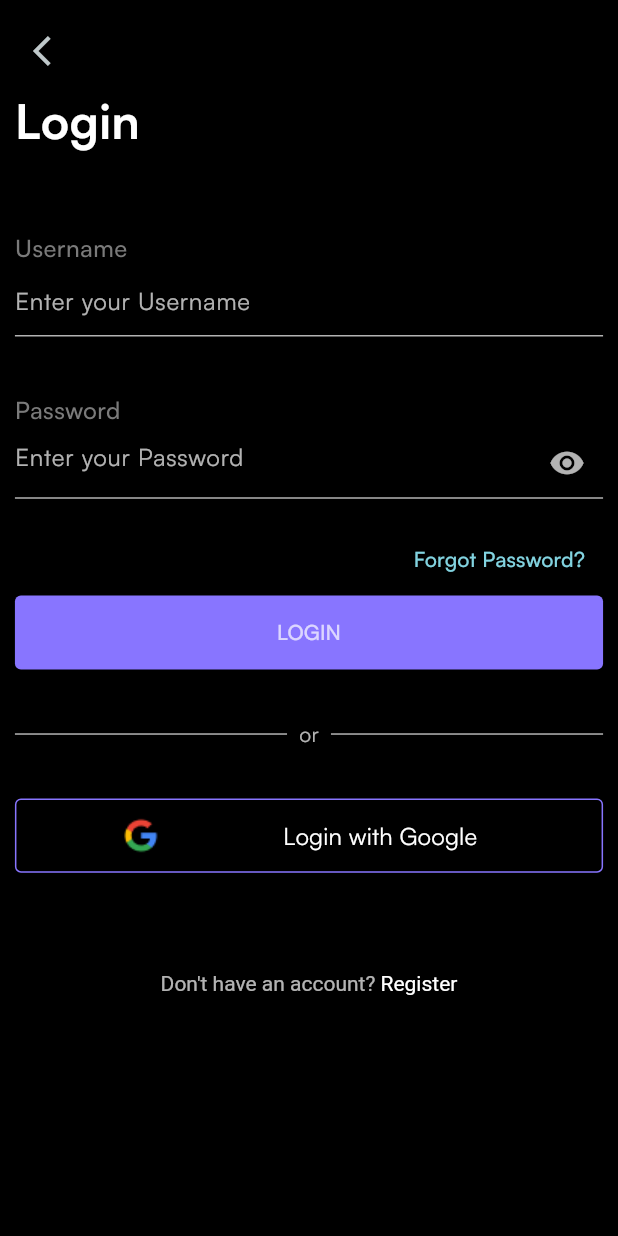
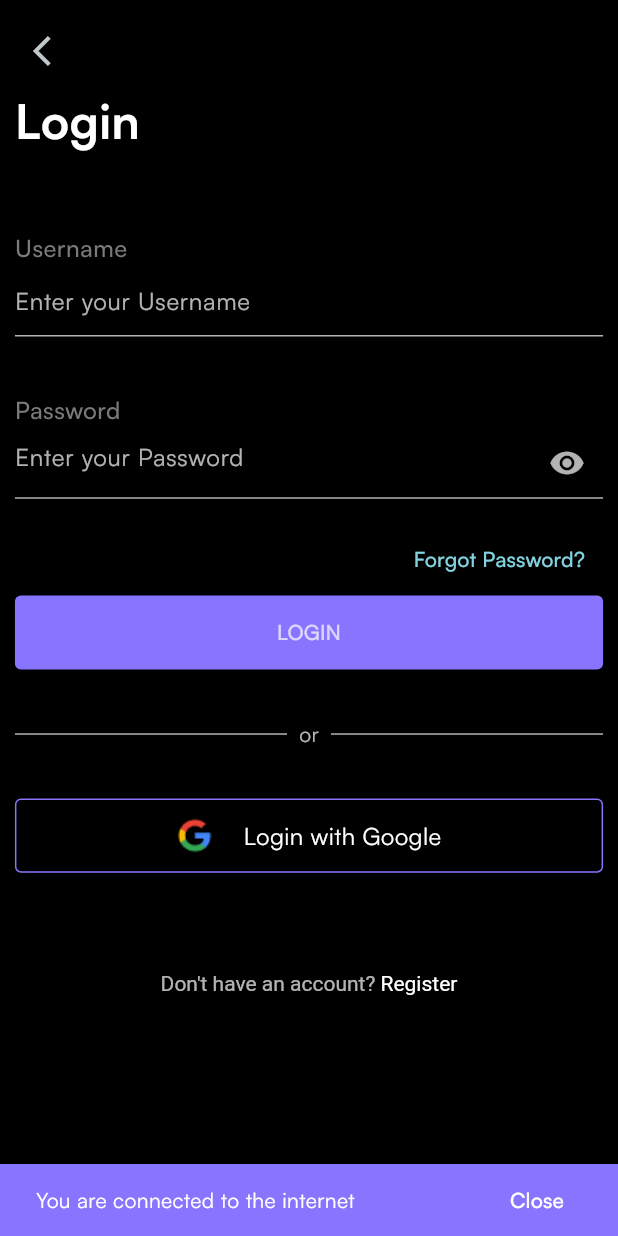
Before and after one commit to geekers-donald237/taskly, a Flutter app: the screen it shows after launch, on a phone screen of 412 x 824 dp. Run offline on Flutter 3.47's test engine with Material 3 defaults, Android fonts, the phone set to English and light mode, and no system bars; our stand-ins replace bloc, connectivity_plus, equatable, flutter_bloc, flutter_easyloading, flutter_native_splash and 2 more; missing offline and left inert: swipeable_page_route.

Commit message:
added connectivity status checker with bloc

```diff
--- a/assets/i18n/en.json
+++ b/assets/i18n/en.json
@@ -28,5 +28,8 @@
   "password_reset_email_sent": "Password reset email sent",
   "or": "or",
   "login_with_google": "Login with Google",
-  "register_with_google": "Register with Google"
+  "register_with_google": "Register with Google",
+  "close": "Close",
+  "connected_to_internet": "You are connected to the internet",
+  "lost_connection_to_internet": "You have lost connection to the internet"
 }
--- a/assets/i18n/fr.json
+++ b/assets/i18n/fr.json
@@ -28,5 +28,8 @@
   "password_reset_email_sent": "E-mail de réinitialisation du mot de passe envoyé",
   "or": "ou",
   "login_with_google": "Se connecter avec Google",
-  "register_with_google": "S'inscrire avec Google"
+  "register_with_google": "S'inscrire avec Google",
+  "close": "Fermer",
+  "connected_to_internet": "Vous êtes connecté à Internet",
+  "lost_connection_to_internet": "Vous avez perdu la connexion à Internet"
 }
--- /dev/null
+++ b/lib/core/services/notification/toast_service.dart
@@ -0,0 +1,31 @@
+import 'package:flutter/material.dart';
+
+import '../../../localization/app_localization.dart';
+
+class ToastService {
+  static final ToastService _instance = ToastService._internal();
+
+  factory ToastService() {
+    return _instance;
+  }
+
+  ToastService._internal();
+
+  void showSnackbar(BuildContext context, String message,
+      {bool isError = false}) {
+    ScaffoldMessenger.of(context).showSnackBar(
+      SnackBar(
+        content: Text(
+          message,
+          style: const TextStyle(color: Colors.white),
+        ),
+        backgroundColor: isError ? Colors.red : Theme.of(context).primaryColor,
+        action: SnackBarAction(
+          label: AppLocalizations.of(context)!.translate('close'),
+          textColor: Colors.white,
+          onPressed: () {},
+        ),
+      ),
+    );
+  }
+}
--- a/lib/main.dart
+++ b/lib/main.dart
@@ -1,13 +1,26 @@
+import 'package:flutter/material.dart';
 import 'package:flutter/material.dart';
 import 'package:flutter_bloc/flutter_bloc.dart';
+import 'package:flutter_bloc/flutter_bloc.dart';
+import 'package:flutter_easyloading/flutter_easyloading.dart';
+import 'package:flutter_localizations/flutter_localizations.dart';
 import 'package:flutter_localizations/flutter_localizations.dart';
 import 'package:flutter_native_splash/flutter_native_splash.dart';
+import 'package:flutter_native_splash/flutter_native_splash.dart';
 import 'package:flutter_sizer/flutter_sizer.dart';
-import 'package:taskly/presentation/blocs/app_bloc.dart';
+import 'package:flutter_sizer/flutter_sizer.dart';
+import 'package:provider/provider.dart';
+import 'package:taskly/presentation/blocs/app_bloc/app_bloc.dart';
+import 'package:taskly/presentation/blocs/connectivity_bloc/connectivity_bloc.dart';
+import 'package:taskly/presentation/pages/auth/login_page.dart';
 import 'package:taskly/presentation/pages/auth/login_page.dart';
 
 import 'core/generics/gen/fonts.gen.dart';
+import 'core/generics/gen/fonts.gen.dart';
 import 'core/services/app_language/app_language.dart';
+import 'core/services/app_language/app_language.dart';
+import 'core/services/network/network_service.dart';
+import 'core/services/notification/toast_service.dart';
 import 'localization/app_localization.dart';
 
 void main() async {
@@ -26,8 +39,12 @@ class MyApp extends StatelessWidget {
 
   @override
   Widget build(BuildContext context) {
-    return BlocProvider(
-      create: (context) => AppBloc(appLanguage.appLocale),
+    return MultiProvider(
+      providers: [
+        BlocProvider(
+            create: (_) => ConnectivityBloc()..add(OnConnectivityEvent())),
+        BlocProvider(create: (_) => AppBloc(appLanguage.appLocale)),
+      ],
       child: BlocBuilder<AppBloc, AppState>(
         builder: (context, state) {
           return FlutterSizer(
@@ -72,7 +89,24 @@ class MyApp extends StatelessWidget {
                   GlobalCupertinoLocalizations.delegate,
                 ],
                 themeMode: ThemeMode.dark,
-                home: const LoginPage(),
+                builder: EasyLoading.init(),
+                home: BlocListener<ConnectivityBloc, ConnectivityState>(
+                  listener: (context, state) {
+                    if (state is ConnectivitySuccessState) {
+                      ToastService().showSnackbar(
+                        context,
+                        AppLocalizations.of(context)!.translate('connected_to_internet'),
+                      );
+                    } else if (state is ConnectivityFailureState) {
+                      ToastService().showSnackbar(
+                        context,
+                        AppLocalizations.of(context)!.translate('lost_connection_to_internet'),
+                        isError: true,
+                      );
+                    }
+                  },
+                  child: const LoginPage(),
+                ),
               );
             },
           );
--- /dev/null
+++ b/lib/presentation/blocs/connectivity_bloc/connectivity_bloc.dart
@@ -0,0 +1,30 @@
+import 'dart:async';
+import 'package:connectivity_plus/connectivity_plus.dart';
+import 'package:flutter/material.dart';
+import 'package:flutter_bloc/flutter_bloc.dart';
+
+part 'connectivity_event.dart';
+part 'connectivity_state.dart';
+
+class ConnectivityBloc extends Bloc<ConnectivityEvent, ConnectivityState> {
+  StreamSubscription? subscription;
+
+  ConnectivityBloc() : super(ConnectivityInitialState()) {
+    on<OnConnectivityEvent>((event, emit) => emit(ConnectivitySuccessState()));
+    on<OnNotConnectivityEvent>((event, emit) => emit(ConnectivityFailureState()));
+
+    subscription = Connectivity().onConnectivityChanged.listen((ConnectivityResult result) {
+      if (result == ConnectivityResult.mobile || result == ConnectivityResult.wifi) {
+        add(OnConnectivityEvent());
+      } else {
+        add(OnNotConnectivityEvent());
+      }
+    });
+  }
+
+  @override
+  Future<void> close() {
+    subscription?.cancel();
+    return super.close();
+  }
+}
--- /dev/null
+++ b/lib/presentation/blocs/connectivity_bloc/connectivity_event.dart
@@ -0,0 +1,12 @@
+part of 'connectivity_bloc.dart';
+
+/// The base abstract class for different connectivity events.
+/// It is marked as immutable, indicating that its subclasses should also be immutable.
+@immutable
+abstract class ConnectivityEvent {}
+
+/// Represents an event when connectivity is established.
+class OnConnectivityEvent extends ConnectivityEvent {}
+
+/// Represents an event when connectivity is lost.
+class OnNotConnectivityEvent extends ConnectivityEvent {}
--- /dev/null
+++ b/lib/presentation/blocs/connectivity_bloc/connectivity_state.dart
@@ -0,0 +1,15 @@
+part of 'connectivity_bloc.dart';
+
+/// The base abstract class for different connectivity states.
+/// It is marked as immutable, indicating that its subclasses should also be immutable.
+@immutable
+abstract class ConnectivityState {}
+
+/// Represents the initial connectivity state.
+class ConnectivityInitialState extends ConnectivityState {}
+
+/// Represents the successful connectivity state.
+class ConnectivitySuccessState extends ConnectivityState {}
+
+/// Represents the failure connectivity state.
+class ConnectivityFailureState extends ConnectivityState {}
--- a/lib/presentation/components/buttons/login_google.dart
+++ b/lib/presentation/components/buttons/login_google.dart
@@ -16,7 +16,9 @@ class LoginGoogle extends StatelessWidget {
 
   @override
   Widget build(BuildContext context) {
-    return Container(
+    return GestureDetector(
+      onTap: onPressed,
+      child: Container(
         width: double.infinity,
         height: getHeight(6),
         decoration: BoxDecoration(
@@ -25,21 +27,25 @@ class LoginGoogle extends StatelessWidget {
           border: Border.all(color: Theme.of(context).primaryColor),
         ),
         child: Row(
-        mainAxisAlignment: MainAxisAlignment.spaceEvenly,
+          mainAxisAlignment: MainAxisAlignment.center,
           children: [
             Assets.images.google.image(),
-          TextButton(
-            onPressed: onPressed,
-            child: Center(
+            SizedBox(
+              width: getWidth(5),
+            ),
+            Center(
               child: Text(
                 titleText,
                 overflow: TextOverflow.ellipsis,
-                style: TextStyle(color: Theme.of(context).colorScheme.surface, fontSize: 16.dp , fontWeight: FontWeight.w400),
-              ),
+                style: TextStyle(
+                    color: Theme.of(context).colorScheme.surface,
+                    fontSize: 16.dp,
+                    fontWeight: FontWeight.w400),
               ),
             ),
           ],
         ),
+      ),
     );
   }
 }
--- a/lib/presentation/pages/auth/register_page.dart
+++ b/lib/presentation/pages/auth/register_page.dart
@@ -71,7 +71,7 @@ class RegisterPage extends StatelessWidget {
                       padding: const EdgeInsets.symmetric(horizontal: 8.0),
                       child: Text(
                         AppLocalizations.of(context)!.translate('or'),
-                        style: TextStyle(color: Colors.white70),
+                        style: TextStyle(color: Colors.white70 , fontSize: 16.dp),
                       ),
                     ),
                     Expanded(child: Divider(color: Colors.white70)),
--- a/pubspec.yaml
+++ b/pubspec.yaml
@@ -26,6 +26,8 @@ dependencies:
   flutter_bloc: ^8.0.0
   equatable: ^2.0.0
   shared_preferences: ^2.0.6
+  connectivity_plus: ^3.0.3
+  flutter_easyloading: ^3.0.5
 
 
 dev_dependencies:
```
Also changed, not shown: lib/core/services/network/network_service.dart (added, +15 -0 lines), lib/presentation/blocs/app_bloc/app_bloc.dart (renamed from lib/presentation/blocs/app_bloc.dart), lib/presentation/blocs/app_bloc/app_event.dart (renamed from lib/presentation/blocs/app_event.dart), lib/presentation/blocs/app_bloc/app_state.dart (renamed from lib/presentation/blocs/app_state.dart), pubspec.lock. Lines whose indentation alone changed are shown as unchanged.
